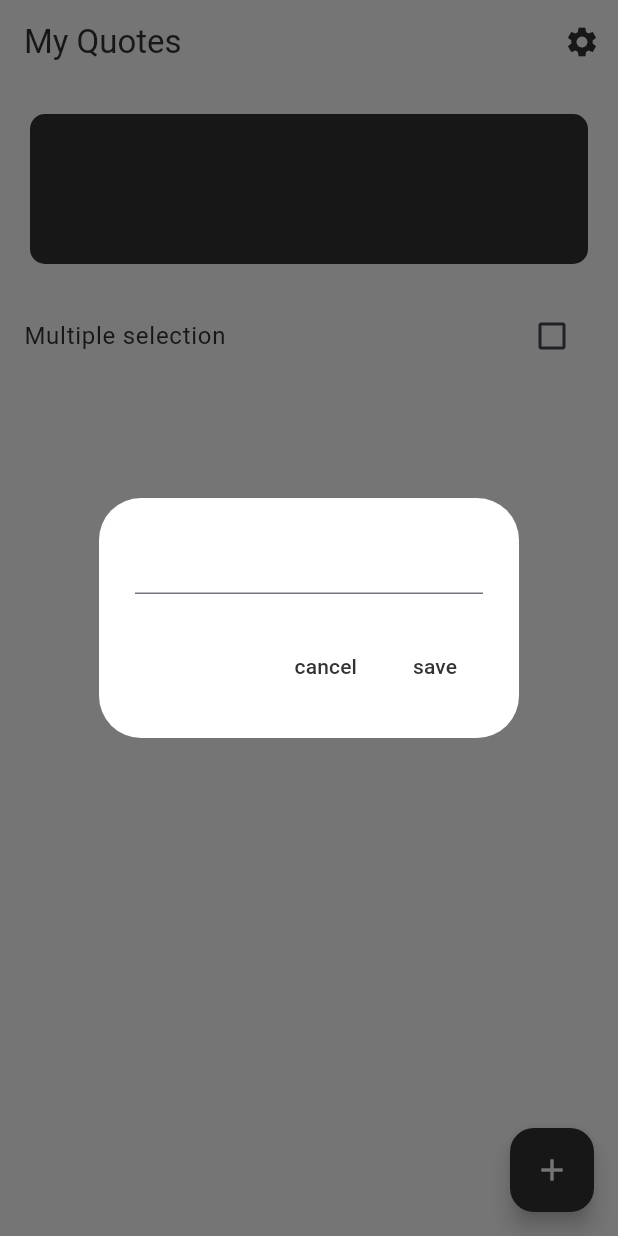
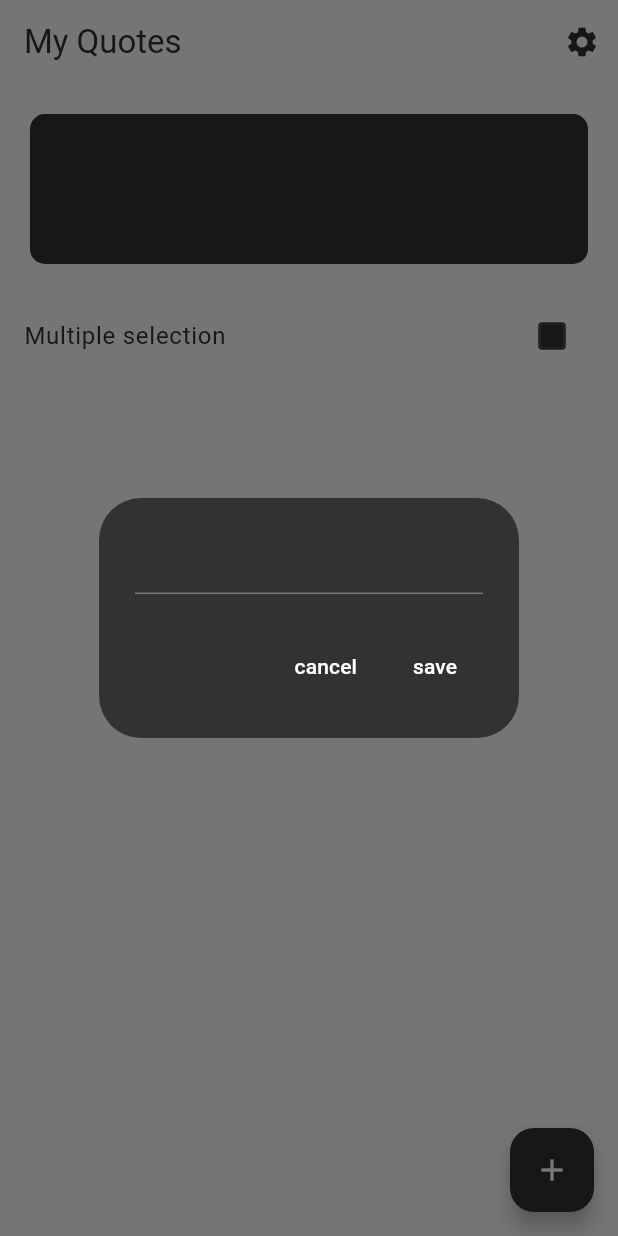
Before and after one commit to hazemxiii/home_quote, a Flutter app: the screen it shows after launch, after a tap on the "add" icon, on a phone screen of 412 x 824 dp. Run offline on Flutter 3.47's test engine with Material 3 defaults, Android fonts, the phone set to English and light mode, and no system bars; our stand-ins replace shared_preferences; missing offline and left inert: home_widget, workmanager.

Commit message:
background update demo added

```diff
--- a/lib/global.dart
+++ b/lib/global.dart
@@ -163,8 +163,9 @@ class QuotesNotifier extends ChangeNotifier {
     quotes = jsonDecode(prefs.getString("quotes")!);
     selected = prefs.getStringList("selected")!;
     isMulti = prefs.getBool("isMulti")!;
+    visible = prefs.getString("visible")!;
 
-    changeVisible();
+    // changeVisible();
 
     notifyListeners();
 
--- a/lib/main.dart
+++ b/lib/main.dart
@@ -1,9 +1,48 @@
+import 'dart:convert';
+import 'dart:math';
+
 import "package:flutter/material.dart";
 import 'package:home_quote/settings.dart';
+import 'package:home_widget/home_widget.dart';
+import 'package:shared_preferences/shared_preferences.dart';
 import 'global.dart';
 import 'package:provider/provider.dart';
+import 'package:workmanager/workmanager.dart';
+
+@pragma(
+    'vm:entry-point') // Mandatory if the App is obfuscated or using Flutter 3.1+
+void callbackDispatcher() {
+  Workmanager().executeTask((task, inputData) async {
+    try {
+      SharedPreferences prefs = await SharedPreferences.getInstance();
+      Map quotes = jsonDecode(prefs.getString("quotes")!);
+      List<String> selected = prefs.getStringList("selected")!;
+      String visible = prefs.getString("visible")!;
+
+      String random = visible;
+      while (random == visible && selected.isNotEmpty) {
+        random = quotes[selected[Random().nextInt(selected.length)]];
+      }
+
+      prefs.setString("visible", random);
+
+      HomeWidget.saveWidgetData("visible", random);
+      HomeWidget.updateWidget(
+        qualifiedAndroidName: 'com.example.home_quote.NewAppWidget',
+      );
+    } catch (e) {
+      // print(e);
+    }
+    return Future.value(true);
+  });
+}
 
 void main() {
+  WidgetsFlutterBinding.ensureInitialized();
+  Workmanager().initialize(callbackDispatcher, isInDebugMode: true);
+  Workmanager().registerPeriodicTask("uniqueName", "taskName",
+      frequency: const Duration(minutes: 15),
+      initialDelay: const Duration(minutes: 1));
   runApp(MultiProvider(
     providers: [
       ChangeNotifierProvider(create: (context) => MyColors()),
@@ -77,7 +116,12 @@ class _QuotesPageState extends State<QuotesPage> {
                 ),
                 body: Column(
                   children: [
-                    Container(
+                    InkWell(
+                      onTap: () {
+                        Provider.of<QuotesNotifier>(context, listen: false)
+                            .changeVisible();
+                      },
+                      child: Container(
                           width: double.infinity,
                           padding: const EdgeInsets.symmetric(horizontal: 20),
                           height: 100,
@@ -96,6 +140,7 @@ class _QuotesPageState extends State<QuotesPage> {
                               );
                             },
                           )),
+                    ),
                     const MultipleSelectionWidget(),
                     Expanded(child: SingleChildScrollView(
                       child: Consumer<QuotesNotifier>(
@@ -213,16 +258,16 @@ class _InputDialogWidgetState extends State<InputDialogWidget> {
   @override
   Widget build(BuildContext context) {
     return Consumer<MyColors>(builder: (context, clrs, child) {
-      TextStyle btnStyle = TextStyle(color: clrs.getColorC);
+      TextStyle btnStyle = TextStyle(color: clrs.getTextC);
       InputBorder border =
-          UnderlineInputBorder(borderSide: BorderSide(color: clrs.getColorC!));
+          UnderlineInputBorder(borderSide: BorderSide(color: clrs.getTextC));
 
       return AlertDialog(
-        backgroundColor: clrs.getTextC,
+        backgroundColor: clrs.getColorC,
         content: TextField(
-            cursorColor: clrs.getColorC,
+            cursorColor: clrs.getTextC,
             controller: textEditingController,
-            style: TextStyle(color: clrs.getColorC),
+            style: TextStyle(color: clrs.getTextC),
             decoration: InputDecoration(focusedBorder: border, border: border)),
         actions: [
           TextButton(
@@ -271,10 +316,11 @@ class _MultipleSelectionWidgetState extends State<MultipleSelectionWidget> {
             tileColor: clrs.getTextC,
             title: Text(
               "Multiple selection",
-              style: TextStyle(color: clrs.color),
+              style: TextStyle(color: clrs.getColorC),
             ),
             value: qNotifer.getIsMulti,
-            activeColor: clrs.color,
+            fillColor: WidgetStatePropertyAll(clrs.getColorC),
+            checkColor: clrs.getTextC,
             onChanged: (v) {
               Provider.of<QuotesNotifier>(context, listen: false)
                   .toggleIsMulti();
--- a/pubspec.yaml
+++ b/pubspec.yaml
@@ -38,6 +38,7 @@ dependencies:
   provider: ^6.1.2
   shared_preferences: ^2.2.3
   home_widget: ^0.6.0
+  workmanager: ^0.5.2
 
 dev_dependencies:
   flutter_test:
```
Also changed, not shown: lib/settings.dart (+5 -2 lines), pubspec.lock, 1 other file. Lines whose indentation alone changed are shown as unchanged.
